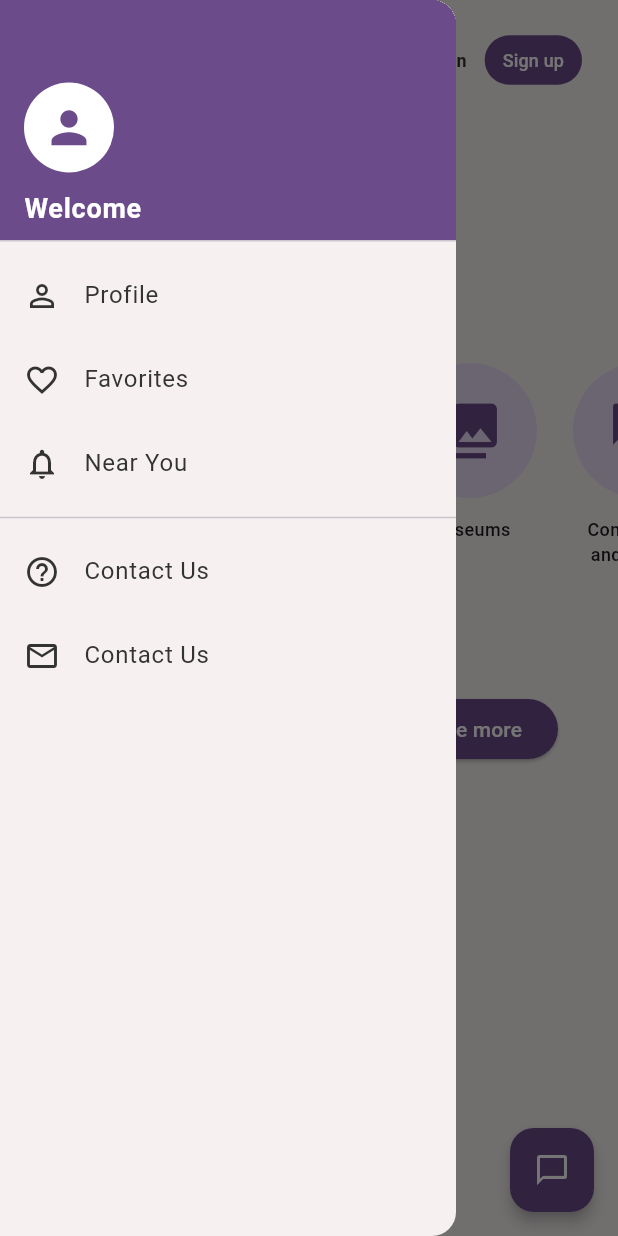
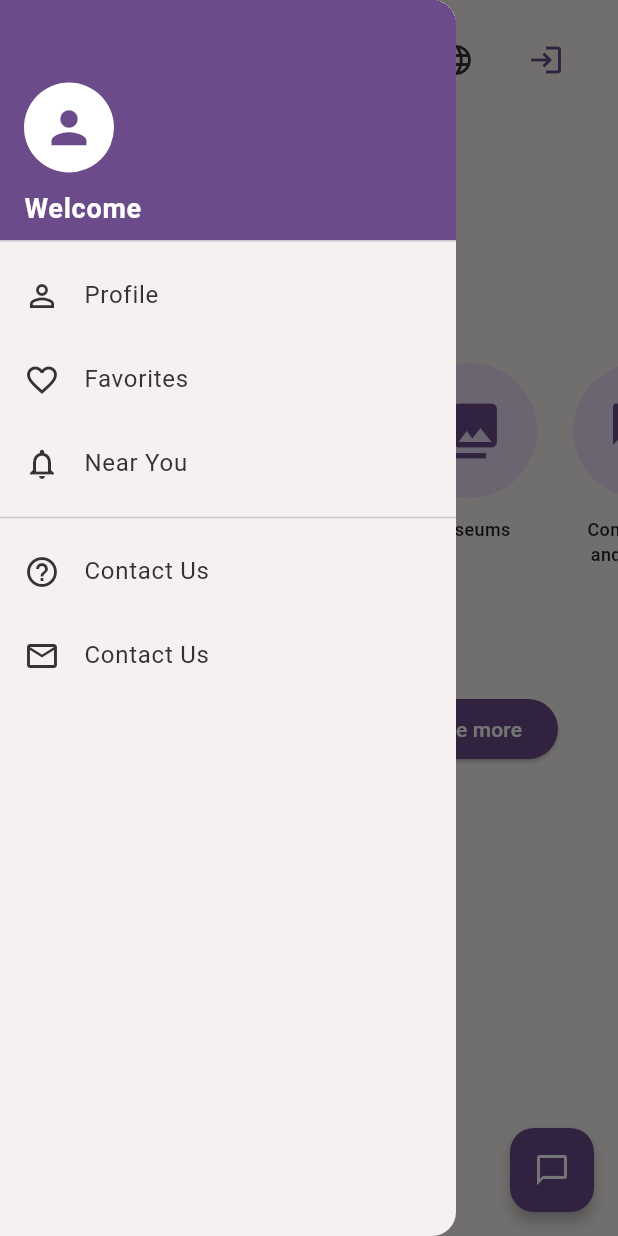
Before and after one commit to anoudah/Graduation-Project, a Flutter app: the screen it shows after launch, with the side drawer open, on a phone screen of 412 x 824 dp. Run offline on Flutter 3.47's test engine with Material 3 defaults, Android fonts, the phone set to English and light mode, and no system bars; our stand-ins replace cloud_firestore, firebase_auth, firebase_core, flutter_map, geolocator, latlong2 and 1 more; accounts and stored records are empty; network calls fail; Roboto replaces fonts that are missing (Poppins).

Commit message:
make Android UI better

```diff
--- a/lib/data/datasources/ai_remote_source.dart
+++ b/lib/data/datasources/ai_remote_source.dart
@@ -19,7 +19,6 @@ class AiRemoteSource {
     try {
       // 2. We use http.Request + send() to handle StreamingResponse
       final request = http.Request('GET', url);
-      //request.headers.addAll({"ngrok-skip-browser-warning": "true"});
 
       final response = await http.Client().send(request);
 
@@ -76,7 +75,6 @@ class AiRemoteSource {
     try {
       final response = await http.get(
         url,
-        //headers: {"ngrok-skip-browser-warning": "true"},
       ).timeout(const Duration(seconds: 5));
 
       if (response.statusCode == 200) {
--- a/lib/main.dart
+++ b/lib/main.dart
@@ -71,9 +71,16 @@ class WaselApp extends StatelessWidget {
             useMaterial3: true,
             fontFamily: 'Poppins',
           ),
+          builder: (context, child) {
+        return SafeArea(
+          // This ensures the notch/status bar never covers your app anywhere
+          child: child!,
+        );
+      },
           home: const HomeScreen(),
         );
       },
     );
   }
+
 }
--- a/lib/presentation/widgets/app_drawer.dart
+++ b/lib/presentation/widgets/app_drawer.dart
@@ -1,16 +1,17 @@
 import 'package:flutter/material.dart';
 import 'package:provider/provider.dart';
+import 'package:firebase_auth/firebase_auth.dart'; // NEW: Added Firebase Auth
 import '../../core/theme.dart';
 import '../../application/providers/language_provider.dart';
 import '../../core/localization/app_localizations.dart';
 
 // --- Screen Imports ---
-// We import these here so the drawer can navigate to them
 import '../screens/profile.dart';
 import '../screens/favorites_screen.dart';
 import '../screens/Reminders.dart';
 import '../screens/faq.dart';
 import '../screens/contactus.dart';
+import '../screens/login_screen.dart'; // NEW: Needed to redirect logged-out users
 
 class AppDrawer extends StatelessWidget {
   const AppDrawer({super.key});
@@ -54,11 +55,46 @@ class AppDrawer extends StatelessWidget {
               ),
 
               // --- Navigation Menu Items ---
-              _buildDrawerTile(context, Icons.person_outline, localizations.profile, const ProfilePage()),
+
+              // 1. SECURED PROFILE BUTTON
+              ListTile(
+                leading: const Icon(Icons.person_outline, color: AppColors.textMain),
+                title: Text(
+                  localizations.profile,
+                  style: const TextStyle(color: AppColors.textMain, fontSize: 16)
+                ),
+                onTap: () {
+                  Navigator.pop(context); // Closes the drawer first
+
+                  final user = FirebaseAuth.instance.currentUser;
+
+                  if (user == null) {
+                    // SCENARIO A: Logged Out -> Show warning and go to Login
+                    ScaffoldMessenger.of(context).showSnackBar(
+                      const SnackBar(
+                        content: Text("Please log in to view your profile"),
+                        backgroundColor: AppColors.primary,
+                      ),
+                    );
+                    Navigator.push(
+                      context,
+                      MaterialPageRoute(builder: (context) => const LoginScreen())
+                    );
+                  } else {
+                    // SCENARIO B: Logged In -> Go to Profile with their unique ID
+                    Navigator.push(
+                      context,
+                      MaterialPageRoute(builder: (context) => ProfilePage(uid: user.uid))
+                    );
+                  }
+                },
+              ),
+
+              // 2. STANDARD MENU BUTTONS
               _buildDrawerTile(context, Icons.favorite_border, localizations.favorites, const FavoritesScreen()),
               _buildDrawerTile(context, Icons.notifications_none, localizations.nearYou, const RemindersScreen()),
 
-              const Divider(), // A subtle line to separate sections
+              const Divider(),
 
               _buildDrawerTile(context, Icons.help_outline, localizations.contactUs, const FAQPage()),
               _buildDrawerTile(context, Icons.mail_outline, localizations.contactUs, const ContactUsScreen()),
@@ -78,7 +114,7 @@ class AppDrawer extends StatelessWidget {
         style: const TextStyle(color: AppColors.textMain, fontSize: 16)
       ),
       onTap: () {
-        Navigator.pop(context); // Closes the drawer before navigating
+        Navigator.pop(context);
         Navigator.push(
           context,
           MaterialPageRoute(builder: (context) => destination)
--- a/lib/presentation/widgets/home_top_bar.dart
+++ b/lib/presentation/widgets/home_top_bar.dart
@@ -1,5 +1,5 @@
 import 'package:flutter/material.dart';
-import 'package:firebase_auth/firebase_auth.dart'; // الإضافة الوحيدة هنا
+import 'package:firebase_auth/firebase_auth.dart';
 import 'package:provider/provider.dart';
 import '../../core/theme.dart';
 import '../../application/providers/language_provider.dart';
@@ -7,31 +7,37 @@ import '../../core/localization/localization_extension.dart';
 import '../screens/search.dart';
 import '../screens/login_screen.dart';
 import '../screens/signup_screen.dart';
-import '../screens/profile.dart'; // تأكدي إن الاسم والمسار صح
+import '../screens/profile.dart';
 
 class HomeTopBar extends StatelessWidget {
   const HomeTopBar({super.key});
 
   @override
   Widget build(BuildContext context) {
+    // 1. THE MAGIC RESPONSIVE CHECK
+    bool isMobile = MediaQuery.of(context).size.width < 600;
+
     return Padding(
       padding: const EdgeInsets.symmetric(horizontal: 24, vertical: 16),
       child: Row(
         children: [
-          // 1. المنيو الجانبية (نفس كودك)
+          // 1. المنيو الجانبية
           Builder(
             builder: (context) => IconButton(
               icon: const Icon(Icons.menu, color: AppColors.textMain, size: 28),
               onPressed: () => Scaffold.of(context).openDrawer(),
+              padding: EdgeInsets.zero,
+              constraints: const BoxConstraints(), // Reduces default icon padding for more space
             ),
           ),
           const SizedBox(width: 16),
 
-          // 2. شريط البحث (نفس كودك بالملي)
+          // 2. شريط البحث
           Expanded(
             child: GestureDetector(
               onTap: () => Navigator.push(context, MaterialPageRoute(builder: (context) => const SearchScreen())),
               child: Container(
+                height: 40, // Forces a nice compact height
                 decoration: BoxDecoration(
                   color: AppColors.white,
                   borderRadius: BorderRadius.circular(30),
@@ -45,7 +51,7 @@ class HomeTopBar extends StatelessWidget {
                         hintText: context.loc.search,
                         hintStyle: const TextStyle(color: AppColors.textHint, fontSize: 14),
                         border: InputBorder.none,
-                        contentPadding: const EdgeInsets.symmetric(horizontal: 20, vertical: 12),
+                        contentPadding: const EdgeInsets.symmetric(horizontal: 16, vertical: 10), // Tighter padding
                         suffixIcon: const Icon(Icons.search, color: AppColors.iconGrey, size: 20),
                       ),
                     ),
@@ -66,17 +72,19 @@ class HomeTopBar extends StatelessWidget {
                   onPressed: () {
                     languageProvider.toggleLanguage();
                   },
+                  padding: EdgeInsets.zero,
+                  constraints: const BoxConstraints(),
                 ),
               );
             },
           ),
-          const SizedBox(width: 8),
+          const SizedBox(width: 12),
 
-          // 4. منطقة الأزرار (هنا أضفنا خاصية الإخفاء التلقائي)
+          // 4. AUTH & RESPONSIVE BUTTONS
           StreamBuilder<User?>(
             stream: FirebaseAuth.instance.authStateChanges(),
             builder: (context, snapshot) {
-              // لو سجل دخول: تروح الأزرار وتطلع أيقونة البروفايل
+              // SCENARIO A: User IS logged in (Show Profile Picture)
               if (snapshot.hasData && snapshot.data != null) {
                 return GestureDetector(
                   onTap: () {
@@ -86,14 +94,24 @@ class HomeTopBar extends StatelessWidget {
                     );
                   },
                   child: const CircleAvatar(
-                    radius: 18,
+                    radius: 16, // Slightly smaller for mobile layout
                     backgroundColor: AppColors.primary,
-                    child: Icon(Icons.person, color: Colors.white, size: 20),
+                    child: Icon(Icons.person, color: Colors.white, size: 18),
                   ),
                 );
               }
 
-              // لو ما سجل دخول: تطلع أزرارك الأصلية اللي في كودك
+              // SCENARIO B: User is NOT logged in, AND is on a Phone
+              if (isMobile) {
+                return IconButton(
+                  icon: const Icon(Icons.login, color: AppColors.primary, size: 24),
+                  onPressed: () => Navigator.push(context, MaterialPageRoute(builder: (context) => const LoginScreen())),
+                  padding: EdgeInsets.zero,
+                  constraints: const BoxConstraints(),
+                );
+              }
+
+              // SCENARIO C: User is NOT logged in, AND is on the Web/Tablet
               return Row(
                 mainAxisSize: MainAxisSize.min,
                 children: [
```
Also changed, not shown: lib/presentation/widgets/recommended_section.dart (+5 -5 lines), 1 other file.
